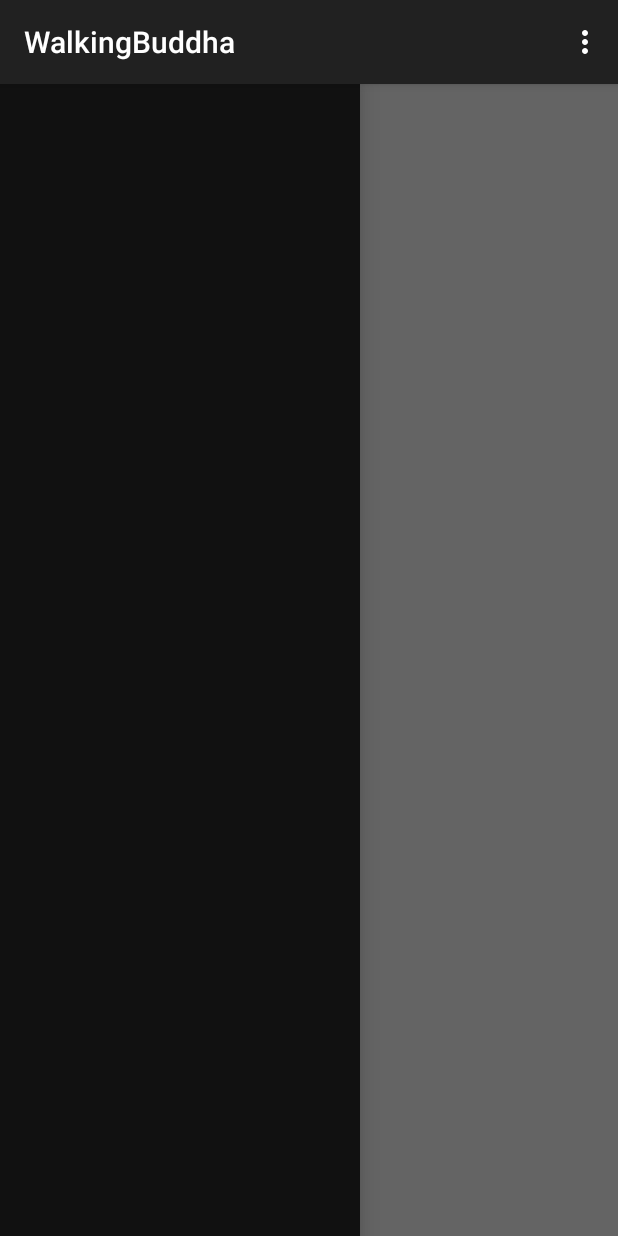
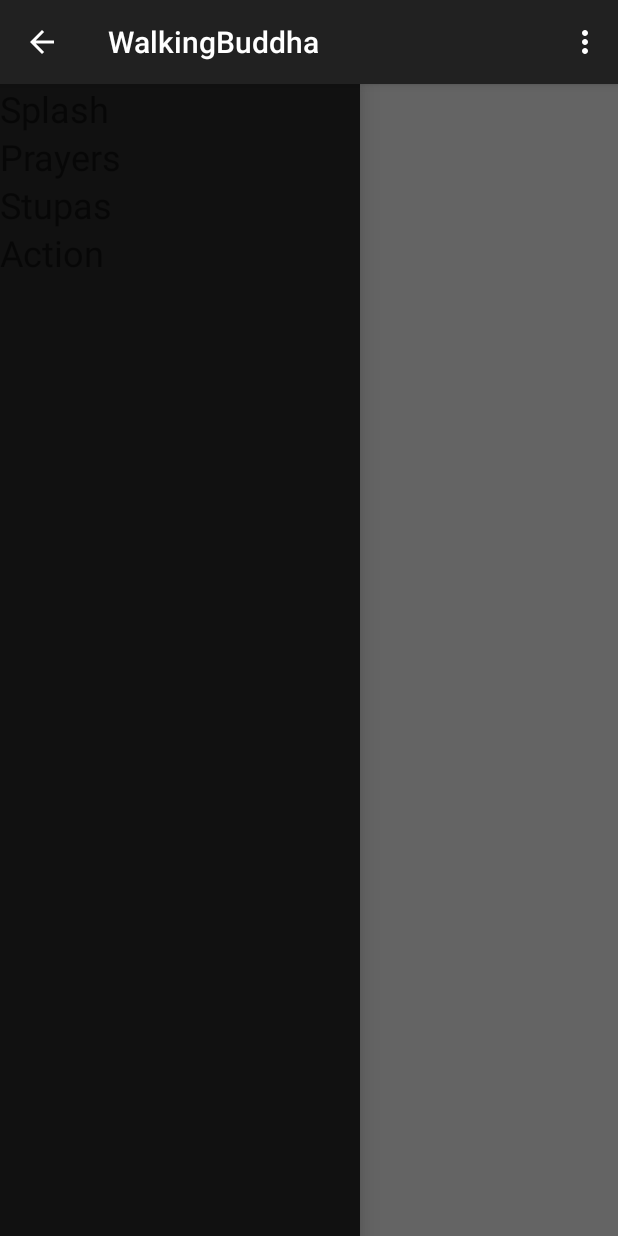
Before and after one commit to NathanielWaggoner/walkingbuddah, an Android app: the screen it shows after launch (MainActivity), with the side drawer open, on a phone screen of 412 x 824 dp. Run offline under Robolectric (Android 15) with nearby library versions, the phone set to English and light mode, and no system bars; 1 statement that could not run was skipped.

Commit message:
more stuff for fragments, some sliding drawer fancyness, action bar and some icons

```diff
--- a/walkingbuddah/walkingbuddah/src/main/java/waggoner/walkingbuddha/MainActivity.java
+++ b/walkingbuddah/walkingbuddah/src/main/java/waggoner/walkingbuddha/MainActivity.java
@@ -1,31 +1,94 @@
 package waggoner.walkingbuddha;
 
+import android.support.v4.app.ActionBarDrawerToggle;
+import android.support.v4.widget.DrawerLayout;
+import android.support.v7.app.ActionBar;
 import android.support.v7.app.ActionBarActivity;
 import android.os.Bundle;
 import android.view.Menu;
 import android.view.MenuItem;
+import android.view.View;
+import android.widget.AdapterView;
+import android.widget.ArrayAdapter;
+import android.widget.ListView;
 
 
-public class MainActivity extends ActionBarActivity {
+public class MainActivity extends ActionBarActivity  implements ListView.OnItemClickListener {
+
 
 	/**..Nice way to handle fragment id's and such for swapping, nice and simple..**/
 	public static enum BuddhaFrag {
-		Splash("Splash",R.id.icon),
-		Prayer("Prayers",R.id.icon),
-		Stupa("Stupas",R.id.icon),
-		Action("Action",R.id.icon);
+		Splash("Splash",R.drawable.pretty_stupa,0),
+		Prayer("Prayers",R.drawable.hands_in_prayer,1),
+		Stupa("Stupas",R.id.icon,2),
+		Action("Action",R.id.icon,3);
 		private final String name;
 		private final int icon;
-		BuddhaFrag(String name, int icon) {
+		public final int loc;
+		BuddhaFrag(String name, int icon,int loc) {
 			this.name = name;
 			this.icon = icon;
+			this.loc = loc;
+		}
+		public int getLoc() {
+			return loc;
+		}
+		public int getIcon() {
+			return icon;
+		}
+		public String getName() {
+			return name;
 		}
 	}
-
+	String[] frags = new String[]{BuddhaFrag.Splash.getName(),BuddhaFrag.Prayer.getName(),BuddhaFrag.Stupa.getName(),BuddhaFrag.Action.getName()};
+	ActionBar bar;
+	private DrawerLayout mDrawerLayout;
+	private ListView mDrawerList;
+	ActionBarDrawerToggle mDrawerToggle;
+	BuddhaFrag curFrag;
 	@Override
 	protected void onCreate(Bundle savedInstanceState) {
 		super.onCreate(savedInstanceState);
 		setContentView(R.layout.activity_main);
+		getSupportActionBar().setDisplayHomeAsUpEnabled(true);
+		getSupportActionBar().setHomeButtonEnabled(true);
+		bar = getSupportActionBar();
+		curFrag = BuddhaFrag.Splash;
+		mDrawerLayout =(DrawerLayout) findViewById(R.id.drawer_layout);
+		mDrawerList = (ListView) findViewById(R.id.left_drawer);
+		// set up the drawer
+		mDrawerList.setAdapter(new ArrayAdapter<String>(this,
+				R.layout.drawer_list_item,frags));
+		mDrawerList.setOnItemClickListener(this);
+		mDrawerToggle = new ActionBarDrawerToggle(
+				this,                  /* host Activity */
+				mDrawerLayout,         /* DrawerLayout object */
+				R.drawable.ic_launcher,  /* nav drawer icon to replace 'Up' caret */
+				R.string.drawer_open,  /* "open drawer" description */
+				R.string.drawer_closed  /* "close drawer" description */
+		) {
+
+			/** Called when a drawer has settled in a completely closed state. */
+			public void onDrawerClosed(View view) {
+				super.onDrawerClosed(view);
+				getSupportActionBar().setTitle(curFrag.getName() );
+				setActionBarIcon();
+
+			}
+
+			/** Called when a drawer has settled in a completely open state. */
+			public void onDrawerOpened(View drawerView) {
+				super.onDrawerOpened(drawerView);
+				getSupportActionBar().setTitle("Select Mode");
+
+			}
+		};
+		mDrawerLayout.setDrawerListener(mDrawerToggle);
+		setActionBarIcon();
+
+	}
+	public void setActionBarIcon() {
+		getSupportActionBar().setIcon(curFrag.getIcon());
 	}
 	@Override
 	public boolean onCreateOptionsMenu(Menu menu) {
@@ -36,14 +99,26 @@ public class MainActivity extends ActionBarActivity {
 
 	@Override
 	public boolean onOptionsItemSelected(MenuItem item) {
-        // Handle action bar item clicks here. The action bar will
-        // automatically handle clicks on the Home/Up button, so long
-        // as you specify a parent activity in AndroidManifest.xml.
-        int id = item.getItemId();
-        if (id == R.id.action_settings) {
+		// Pass the event to ActionBarDrawerToggle, if it returns
+		// true, then it has handled the app icon touch event
+		if (mDrawerToggle.onOptionsItemSelected(item)) {
 			return true;
 		}
+		// Handle your other action bar items...
+
 		return super.onOptionsItemSelected(item);
 	}
 
+	@Override
+	public void onItemClick(AdapterView parent, View view, int position, long id) {
+		selectItem(position);
 	}
+
+	private void selectItem(final int position) {
+		curFrag = BuddhaFrag.values()[position];
+		instantiateAndShowCurFrag();
+	}
+
+	private void instantiateAndShowCurFrag() {
+	}
+}
--- /dev/null
+++ b/walkingbuddah/walkingbuddah/src/main/res/layout/drawer_list_item.xml
@@ -0,0 +1,10 @@
+<?xml version="1.0" encoding="utf-8"?>
+
+<TextView xmlns:android="http://schemas.android.com/apk/res/android"
+          android:id = "@+id/text1"
+          android:textSize="24dp"
+          android:orientation="vertical"
+          android:layout_width="match_parent"
+          android:layout_height="match_parent">
+
+</TextView>
--- a/walkingbuddah/walkingbuddah/src/main/res/layout/splash_view_layout.xml
+++ b/walkingbuddah/walkingbuddah/src/main/res/layout/splash_view_layout.xml
@@ -6,8 +6,9 @@
               android:layout_height="match_parent">
     <ImageView
             android:id="@+id/splash_image_holder"
-            android:layout_width="match_parent"
-            android:layout_height="match_parent">
+            android:src="@drawable/pretty_stupa"
+            android:layout_width="fill_parent"
+            android:layout_height="fill_parent">
 
     </ImageView>
 
--- a/walkingbuddah/walkingbuddah/src/main/res/values/strings.xml
+++ b/walkingbuddah/walkingbuddah/src/main/res/values/strings.xml
@@ -4,5 +4,7 @@
     <string name="app_name">WalkingBuddha</string>
     <string name="hello_world">Hello world!</string>
     <string name="action_settings">Settings</string>
+    <string name="drawer_open">Opened Drawer</string>
+    <string name="drawer_closed">Closed Drawer</string>
 
 </resources>
```
Also changed, not shown: walkingbuddah/walkingbuddah/src/main/res/drawable-hdpi/hands_in_prayer.png (added), walkingbuddah/walkingbuddah/src/main/res/drawable-hdpi/images.jpg (deleted), walkingbuddah/walkingbuddah/src/main/res/drawable-hdpi/pretty_stupa.png (added). Lines whose indentation alone changed are shown as unchanged.
